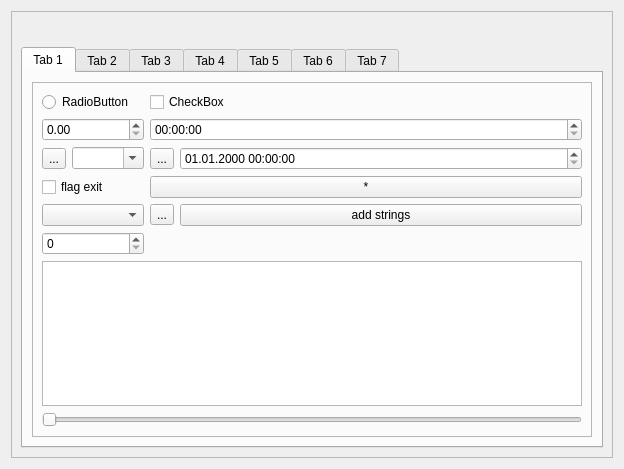
Qt form Qt/my_programm/_For_tests/src/for_tests_mainbox/src/ui/for_tests_mainbox.ui (RinatB2017/mega_GIT) before a commit.
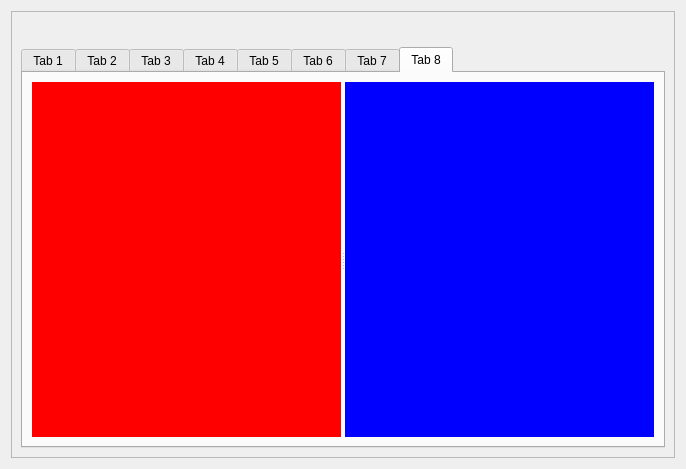
The same form after that commit. Icons and pictures are not drawn. Custom widgets are drawn as their Qt base class.

What changed in the file:
```diff
--- a/Qt/my_programm/_For_tests/src/for_tests_mainbox/src/ui/for_tests_mainbox.ui
+++ b/Qt/my_programm/_For_tests/src/for_tests_mainbox/src/ui/for_tests_mainbox.ui
@@ -6,7 +6,7 @@
    <rect>
     <x>0</x>
     <y>0</y>
-    <width>624</width>
+    <width>686</width>
     <height>469</height>
    </rect>
   </property>
@@ -52,7 +52,7 @@
       <item>
        <widget class="QTabWidget" name="tabWidget">
         <property name="currentIndex">
-         <number>0</number>
+         <number>7</number>
         </property>
         <widget class="QWidget" name="tab">
          <attribute name="icon">
@@ -440,6 +440,34 @@
           </item>
          </layout>
         </widget>
+        <widget class="QWidget" name="tab_8">
+         <attribute name="icon">
+          <iconset resource="../../../../../../lib2/icons/digits/digits.qrc">
+           <normaloff>:/red/8.png</normaloff>:/red/8.png</iconset>
+         </attribute>
+         <attribute name="title">
+          <string>Tab 8</string>
+         </attribute>
+         <layout class="QVBoxLayout" name="verticalLayout_10">
+          <item>
+           <widget class="QSplitter" name="splitter">
+            <property name="orientation">
+             <enum>Qt::Horizontal</enum>
+            </property>
+            <widget class="QWidget" name="widget_4" native="true">
+             <property name="styleSheet">
+              <string notr="true">background:red;</string>
+             </property>
+            </widget>
+            <widget class="QWidget" name="widget_5" native="true">
+             <property name="styleSheet">
+              <string notr="true">background:blue;</string>
+             </property>
+            </widget>
+           </widget>
+          </item>
+         </layout>
+        </widget>
        </widget>
       </item>
      </layout>
```
Left out of the diff: 16 changed lines with no effect on the pictures.
